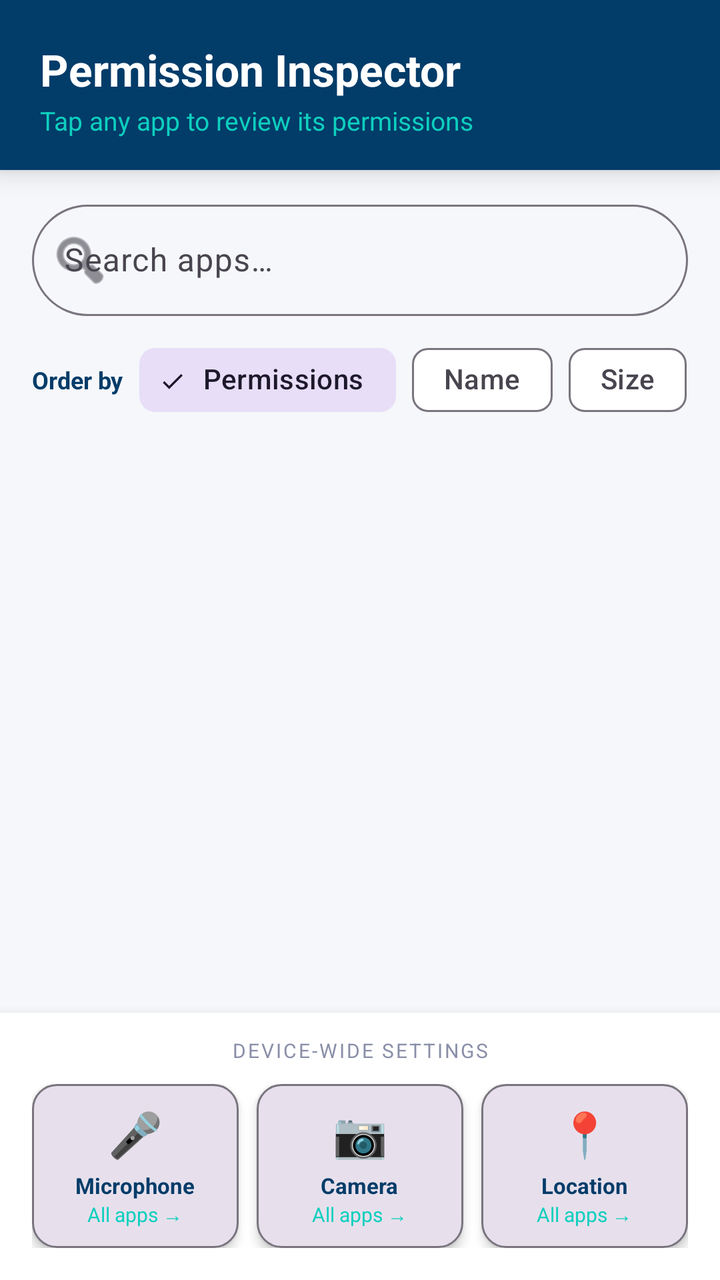
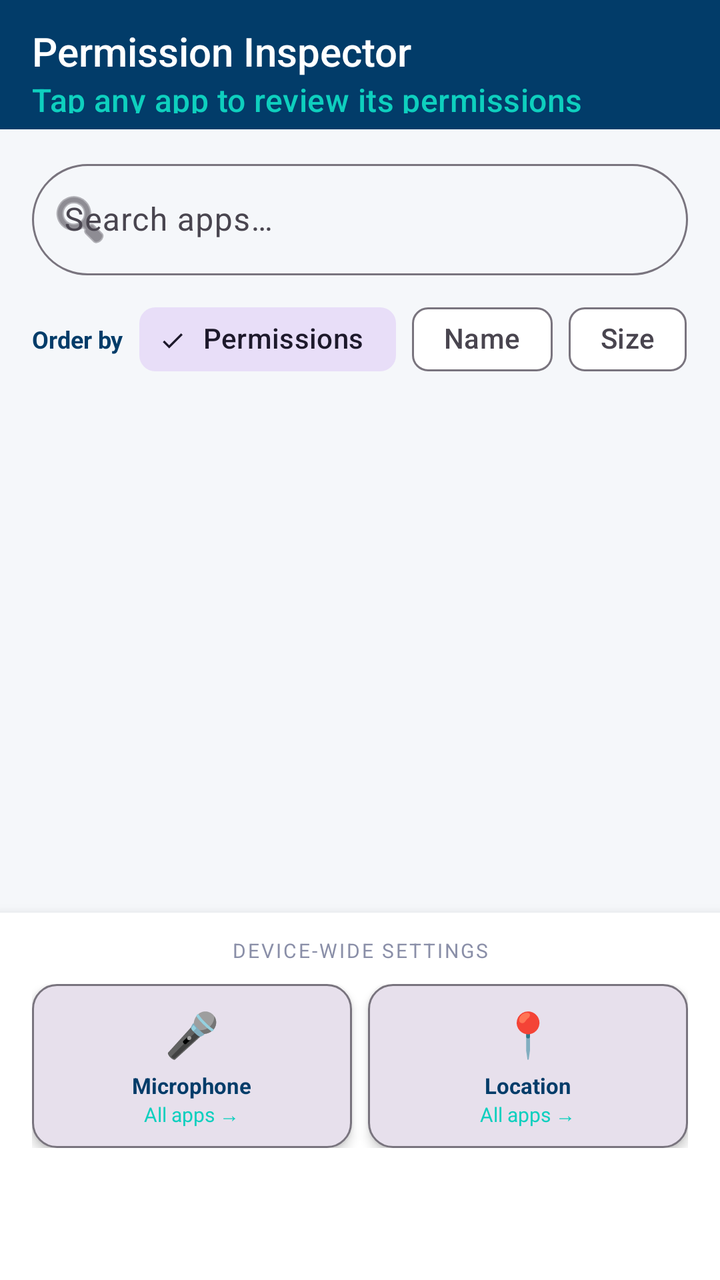

Compare the two renders of this Android layout. The source of the first and the diff that turns it into the second are given below.
<!-- AndroidManifest.xml: application theme Theme.PermissionInspector -->
<!-- res/layout/activity_main.xml -->
<?xml version="1.0" encoding="utf-8"?>
<LinearLayout xmlns:android="http://schemas.android.com/apk/res/android"
    xmlns:app="http://schemas.android.com/apk/res-auto"
    android:layout_width="match_parent"
    android:layout_height="match_parent"
    android:orientation="vertical"
    android:background="@color/colorBackground">

    
    <LinearLayout
        android:layout_width="match_parent"
        android:layout_height="wrap_content"
        android:orientation="vertical"
        android:paddingHorizontal="20dp"
        android:paddingTop="20dp"
        android:paddingBottom="16dp"
        android:background="@color/brand_primary"
        android:elevation="8dp">

        <TextView
            android:layout_width="wrap_content"
            android:layout_height="wrap_content"
            android:text="Permission Inspector"
            android:textSize="22sp"
            android:textStyle="bold"
            android:textColor="@color/colorOnPrimary" />

        <TextView
            android:layout_width="wrap_content"
            android:layout_height="wrap_content"
            android:text="Tap any app to review its permissions"
            android:textSize="13sp"
            android:textColor="@color/brand_accent"
            android:layout_marginTop="2dp" />
    </LinearLayout>

    
    <com.google.android.material.textfield.TextInputLayout
        android:layout_width="match_parent"
        android:layout_height="wrap_content"
        android:layout_marginHorizontal="16dp"
        android:layout_marginTop="12dp"
        app:boxBackgroundMode="outline"
        app:boxCornerRadiusTopStart="28dp"
        app:boxCornerRadiusTopEnd="28dp"
        app:boxCornerRadiusBottomStart="28dp"
        app:boxCornerRadiusBottomEnd="28dp"
        app:startIconDrawable="@android:drawable/ic_menu_search"
        style="@style/Widget.Material3.TextInputLayout.OutlinedBox">

        <com.google.android.material.textfield.TextInputEditText
            android:id="@+id/searchBox"
            android:layout_width="match_parent"
            android:layout_height="wrap_content"
            android:hint="Search apps…"
            android:inputType="text"
            android:imeOptions="actionSearch" />
    </com.google.android.material.textfield.TextInputLayout>

    
    <LinearLayout
        android:layout_width="match_parent"
        android:layout_height="wrap_content"
        android:orientation="horizontal"
        android:layout_marginHorizontal="16dp"
        android:layout_marginTop="8dp"
        android:gravity="center_vertical">

        <TextView
            android:layout_width="wrap_content"
            android:layout_height="wrap_content"
            android:text="Order by"
            android:textSize="12sp"
            android:textStyle="bold"
            android:textColor="@color/brand_primary"
            android:layout_marginEnd="8dp" />

        <com.google.android.material.chip.ChipGroup
            android:id="@+id/sortChipGroup"
            android:layout_width="wrap_content"
            android:layout_height="wrap_content"
            app:singleSelection="true"
            app:selectionRequired="true">

            <com.google.android.material.chip.Chip
                android:id="@+id/chipPermissions"
                android:layout_width="wrap_content"
                android:layout_height="wrap_content"
                android:text="Permissions"
                android:checked="true"
                style="@style/Widget.Material3.Chip.Filter" />

            <com.google.android.material.chip.Chip
                android:id="@+id/chipName"
                android:layout_width="wrap_content"
                android:layout_height="wrap_content"
                android:text="Name"
                style="@style/Widget.Material3.Chip.Filter" />

            <com.google.android.material.chip.Chip
                android:id="@+id/chipSize"
                android:layout_width="wrap_content"
                android:layout_height="wrap_content"
                android:text="Size"
                style="@style/Widget.Material3.Chip.Filter" />

        </com.google.android.material.chip.ChipGroup>
    </LinearLayout>

    
    <FrameLayout
        android:id="@+id/bannerContainer"
        android:layout_width="match_parent"
        android:layout_height="wrap_content"
        android:layout_marginTop="4dp" />

    
    <androidx.recyclerview.widget.RecyclerView
        android:id="@+id/recyclerView"
        android:layout_width="match_parent"
        android:layout_height="0dp"
        android:layout_weight="1"
        android:clipToPadding="false"
        android:paddingTop="4dp"
        android:paddingBottom="4dp" />

    
    <LinearLayout
        android:layout_width="match_parent"
        android:layout_height="wrap_content"
        android:orientation="vertical"
        android:paddingHorizontal="16dp"
        android:paddingTop="12dp"
        android:paddingBottom="16dp"
        android:background="@color/colorSurface"
        android:elevation="8dp">

        <TextView
            android:layout_width="match_parent"
            android:layout_height="wrap_content"
            android:text="DEVICE-WIDE SETTINGS"
            android:textSize="10sp"
            android:letterSpacing="0.1"
            android:gravity="center"
            android:textColor="@color/colorTextSecondary"
            android:layout_marginBottom="10dp" />

        <LinearLayout
            android:layout_width="match_parent"
            android:layout_height="wrap_content"
            android:orientation="horizontal"
            android:weightSum="3">

            <LinearLayout
                android:layout_width="0dp"
                android:layout_height="wrap_content"
                android:layout_weight="1"
                android:orientation="vertical"
                android:gravity="center"
                android:padding="10dp"
                android:background="@drawable/bg_quick_btn"
                android:layout_marginEnd="6dp"
                android:onClick="onMicTap"
                android:clickable="true"
                android:focusable="true"
                android:elevation="3dp">
                <TextView android:layout_width="wrap_content" android:layout_height="wrap_content"
                    android:text="🎤" android:textSize="22sp" />
                <TextView android:layout_width="wrap_content" android:layout_height="wrap_content"
                    android:text="Microphone" android:textSize="11sp"
                    android:textColor="@color/brand_primary" android:textStyle="bold"
                    android:layout_marginTop="4dp" />
                <TextView android:layout_width="wrap_content" android:layout_height="wrap_content"
                    android:text="All apps →" android:textSize="10sp"
                    android:textColor="@color/brand_accent" />
            </LinearLayout>

            <LinearLayout
                android:layout_width="0dp"
                android:layout_height="wrap_content"
                android:layout_weight="1"
                android:orientation="vertical"
                android:gravity="center"
                android:padding="10dp"
                android:background="@drawable/bg_quick_btn"
                android:layout_marginHorizontal="3dp"
                android:onClick="onCameraTap"
                android:clickable="true"
                android:focusable="true"
                android:elevation="3dp">
                <TextView android:layout_width="wrap_content" android:layout_height="wrap_content"
                    android:text="📷" android:textSize="22sp" />
                <TextView android:layout_width="wrap_content" android:layout_height="wrap_content"
                    android:text="Camera" android:textSize="11sp"
                    android:textColor="@color/brand_primary" android:textStyle="bold"
                    android:layout_marginTop="4dp" />
                <TextView android:layout_width="wrap_content" android:layout_height="wrap_content"
                    android:text="All apps →" android:textSize="10sp"
                    android:textColor="@color/brand_accent" />
            </LinearLayout>

            <LinearLayout
                android:layout_width="0dp"
                android:layout_height="wrap_content"
                android:layout_weight="1"
                android:orientation="vertical"
                android:gravity="center"
                android:padding="10dp"
                android:background="@drawable/bg_quick_btn"
                android:layout_marginStart="6dp"
                android:onClick="onLocationTap"
                android:clickable="true"
                android:focusable="true"
                android:elevation="3dp">
                <TextView android:layout_width="wrap_content" android:layout_height="wrap_content"
                    android:text="📍" android:textSize="22sp" />
                <TextView android:layout_width="wrap_content" android:layout_height="wrap_content"
                    android:text="Location" android:textSize="11sp"
                    android:textColor="@color/brand_primary" android:textStyle="bold"
                    android:layout_marginTop="4dp" />
                <TextView android:layout_width="wrap_content" android:layout_height="wrap_content"
                    android:text="All apps →" android:textSize="10sp"
                    android:textColor="@color/brand_accent" />
            </LinearLayout>

        </LinearLayout>
    </LinearLayout>

</LinearLayout>
<!-- resources referenced by this layout -->
<resources>
  <color name="brand_accent">#0ecfbe</color>
  <color name="brand_primary">#023c69</color>
  <color name="colorBackground">#F5F7FA</color>
  <color name="colorOnPrimary">#FFFFFF</color>
  <color name="colorSurface">#FFFFFF</color>
  <color name="colorTextSecondary">#8a8fa8</color>
  <!-- drawable bg_quick_btn (drawable) -->
  <?xml version="1.0" encoding="utf-8"?>
  <shape xmlns:android="http://schemas.android.com/apk/res/android"
      android:shape="rectangle">
      <corners android:radius="12dp" />
      <stroke android:width="1dp" android:color="?attr/colorOutline" />
      <solid android:color="?attr/colorSurfaceVariant" />
  </shape>
  <style name="Theme.PermissionInspector" parent="Theme.Material3.DayNight.NoActionBar">
          <item name="colorPrimary">@color/brand_primary</item>
          <item name="colorSecondary">@color/brand_accent</item>
          <item name="colorTertiary">@color/brand_accent</item>
          <item name="android:colorBackground">@color/colorBackground</item>
          <item name="colorSurface">@color/colorSurface</item>
          <item name="android:statusBarColor">@color/brand_primary_dark</item>
          <item name="android:navigationBarColor">@color/colorSurface</item>
          <item name="android:windowLightStatusBar">true</item>
      </style>
  <color name="brand_primary_dark">#011f3a</color>
</resources>

<!-- the commit's change to res/layout/activity_main.xml (unified diff, before → after) -->
@@ -7,32 +7,21 @@
     android:background="@color/colorBackground">
 
     
-    <LinearLayout
+    <com.google.android.material.appbar.MaterialToolbar
+        android:id="@+id/toolbar"
         android:layout_width="match_parent"
         android:layout_height="wrap_content"
-        android:orientation="vertical"
-        android:paddingHorizontal="20dp"
-        android:paddingTop="20dp"
-        android:paddingBottom="16dp"
+        android:minHeight="?attr/actionBarSize"
         android:background="@color/brand_primary"
-        android:elevation="8dp">
-
-        <TextView
-            android:layout_width="wrap_content"
-            android:layout_height="wrap_content"
-            android:text="Permission Inspector"
-            android:textSize="22sp"
-            android:textStyle="bold"
-            android:textColor="@color/colorOnPrimary" />
-
-        <TextView
-            android:layout_width="wrap_content"
-            android:layout_height="wrap_content"
-            android:text="Tap any app to review its permissions"
-            android:textSize="13sp"
-            android:textColor="@color/brand_accent"
-            android:layout_marginTop="2dp" />
-    </LinearLayout>
+        android:elevation="8dp"
+        android:paddingTop="8dp"
+        android:paddingBottom="8dp"
+        app:title="Permission Inspector"
+        app:titleTextAppearance="@style/TextAppearance.AppCompat.Title"
+        app:titleTextColor="@color/colorOnPrimary"
+        app:subtitle="Tap any app to review its permissions"
+        app:subtitleTextColor="@color/brand_accent"
+        app:popupTheme="@style/ThemeOverlay.Material3.Light" />
 
     
     <com.google.android.material.textfield.TextInputLayout
@@ -108,13 +97,6 @@
     </LinearLayout>
 
     
-    <FrameLayout
-        android:id="@+id/bannerContainer"
-        android:layout_width="match_parent"
-        android:layout_height="wrap_content"
-        android:layout_marginTop="4dp" />
-
-    
     <androidx.recyclerview.widget.RecyclerView
         android:id="@+id/recyclerView"
         android:layout_width="match_parent"
@@ -126,12 +108,13 @@
 
     
     <LinearLayout
+        android:id="@+id/bottomPanel"
         android:layout_width="match_parent"
         android:layout_height="wrap_content"
         android:orientation="vertical"
         android:paddingHorizontal="16dp"
         android:paddingTop="12dp"
-        android:paddingBottom="16dp"
+        android:paddingBottom="66dp"
         android:background="@color/colorSurface"
         android:elevation="8dp">
 
@@ -149,7 +132,7 @@
             android:layout_width="match_parent"
             android:layout_height="wrap_content"
             android:orientation="horizontal"
-            android:weightSum="3">
+            android:weightSum="2">
 
             <LinearLayout
                 android:layout_width="0dp"
@@ -159,7 +142,7 @@
                 android:gravity="center"
                 android:padding="10dp"
                 android:background="@drawable/bg_quick_btn"
-                android:layout_marginEnd="6dp"
+                android:layout_marginEnd="4dp"
                 android:onClick="onMicTap"
                 android:clickable="true"
                 android:focusable="true"
@@ -183,31 +166,7 @@
                 android:gravity="center"
                 android:padding="10dp"
                 android:background="@drawable/bg_quick_btn"
-                android:layout_marginHorizontal="3dp"
-                android:onClick="onCameraTap"
-                android:clickable="true"
-                android:focusable="true"
-                android:elevation="3dp">
-                <TextView android:layout_width="wrap_content" android:layout_height="wrap_content"
-                    android:text="📷" android:textSize="22sp" />
-                <TextView android:layout_width="wrap_content" android:layout_height="wrap_content"
-                    android:text="Camera" android:textSize="11sp"
-                    android:textColor="@color/brand_primary" android:textStyle="bold"
-                    android:layout_marginTop="4dp" />
-                <TextView android:layout_width="wrap_content" android:layout_height="wrap_content"
-                    android:text="All apps →" android:textSize="10sp"
-                    android:textColor="@color/brand_accent" />
-            </LinearLayout>
-
-            <LinearLayout
-                android:layout_width="0dp"
-                android:layout_height="wrap_content"
-                android:layout_weight="1"
-                android:orientation="vertical"
-                android:gravity="center"
-                android:padding="10dp"
-                android:background="@drawable/bg_quick_btn"
-                android:layout_marginStart="6dp"
+                android:layout_marginStart="4dp"
                 android:onClick="onLocationTap"
                 android:clickable="true"
                 android:focusable="true"
<!-- resource entries referenced after the edit -->
@@ -23,6 +23,7 @@
           <item name="android:statusBarColor">@color/brand_primary_dark</item>
           <item name="android:navigationBarColor">@color/colorSurface</item>
           <item name="android:windowLightStatusBar">true</item>
+          <item name="android:windowOptOutEdgeToEdgeEnforcement">true</item>
       </style>
   <color name="brand_primary_dark">#011f3a</color>
 </resources>
